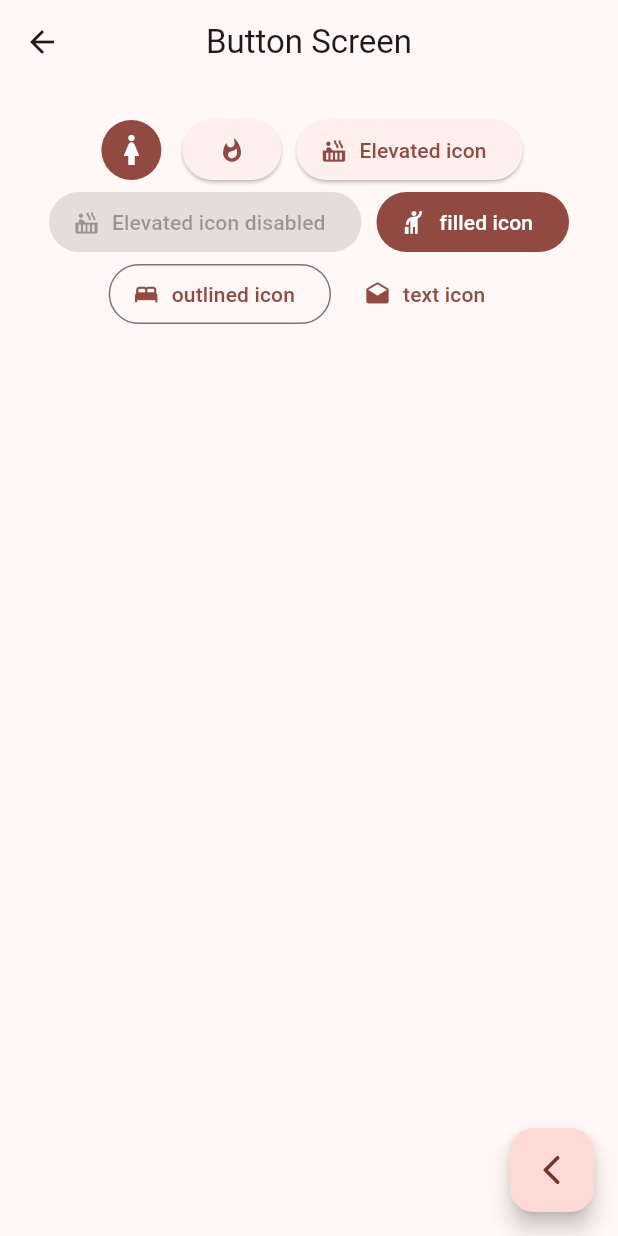
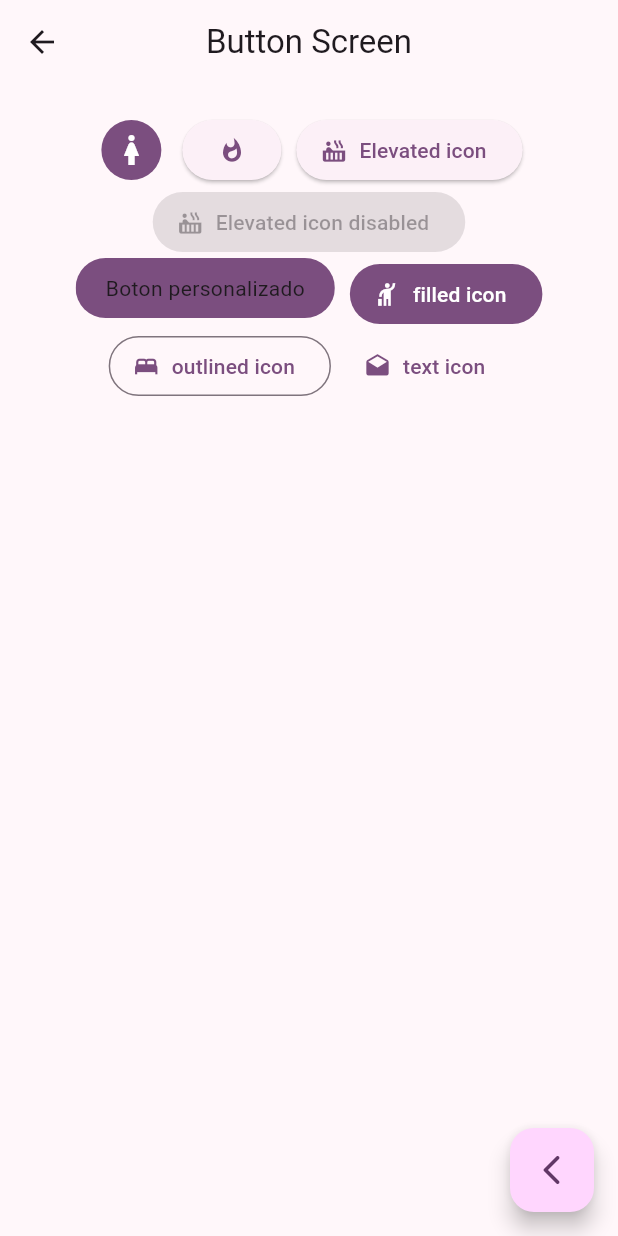
Before and after one commit to Dpachecop/widgets_app, a Flutter app: the screen it shows after launch, after a tap on "Buttons", on a phone screen of 412 x 824 dp. Run offline on Flutter 3.47's test engine with Material 3 defaults, Android fonts, the phone set to English and light mode, and no system bars; our stand-ins replace go_router.

Commit message:
Botton personalizado y arreglo de un error en el theme

```diff
--- a/lib/config/theme/app_theme.dart
+++ b/lib/config/theme/app_theme.dart
@@ -1,7 +1,7 @@
 import 'package:flutter/material.dart';
 
 const List colorList = [
-  Colors.accents,
+  Colors.limeAccent,
   Colors.red,
   Colors.green,
   Colors.purple,
--- a/lib/main.dart
+++ b/lib/main.dart
@@ -1,9 +1,6 @@
 import 'package:flutter/material.dart';
 import 'package:widgets_app/config/route/app_routes.dart';
 import 'package:widgets_app/config/theme/app_theme.dart';
-import 'package:widgets_app/presentation/screens/buttons/button_screen.dart';
-import 'package:widgets_app/presentation/screens/cards/cards_screen.dart';
-import 'package:widgets_app/presentation/screens/home/home_screen.dart';
 
 void main() {
   runApp(const MainApp());
@@ -16,7 +13,7 @@ class MainApp extends StatelessWidget {
   Widget build(BuildContext context) {
     return MaterialApp.router(
       routerConfig: appRouter,
-      theme: ThemeApp(1).getTheme(),
+      theme: ThemeApp(3).getTheme(),
       debugShowCheckedModeBanner: false,
     );
   }
--- a/lib/presentation/screens/buttons/button_screen.dart
+++ b/lib/presentation/screens/buttons/button_screen.dart
@@ -52,6 +52,7 @@ class _ButtonsBody extends StatelessWidget {
               label: const Text('Elevated icon disabled'),
               icon: const Icon(Icons.hot_tub_outlined),
             ),
+            const CustomButton(),
             FilledButton.icon(
               onPressed: () {},
               label: const Text('filled icon'),
@@ -73,3 +74,25 @@ class _ButtonsBody extends StatelessWidget {
     );
   }
 }
+
+class CustomButton extends StatelessWidget {
+  const CustomButton({super.key});
+
+  @override
+  Widget build(BuildContext context) {
+    final colors = Theme.of(context).colorScheme;
+    return ClipRRect(
+      borderRadius: BorderRadius.circular(20),
+      child: Material(
+        color: colors.primary,
+        child: InkWell(
+          onTap: () {},
+          child: const Padding(
+            padding: EdgeInsets.symmetric(vertical: 10, horizontal: 20),
+            child: Text('Boton personalizado'),
+          ),
+        ),
+      ),
+    );
+  }
+}
```
